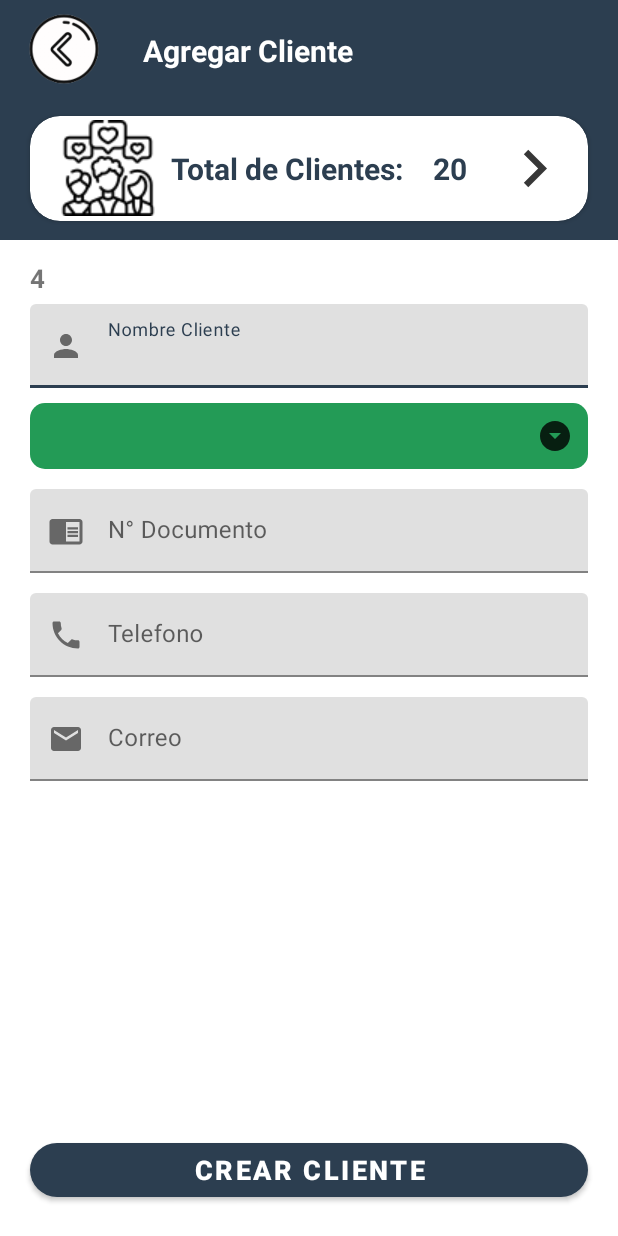
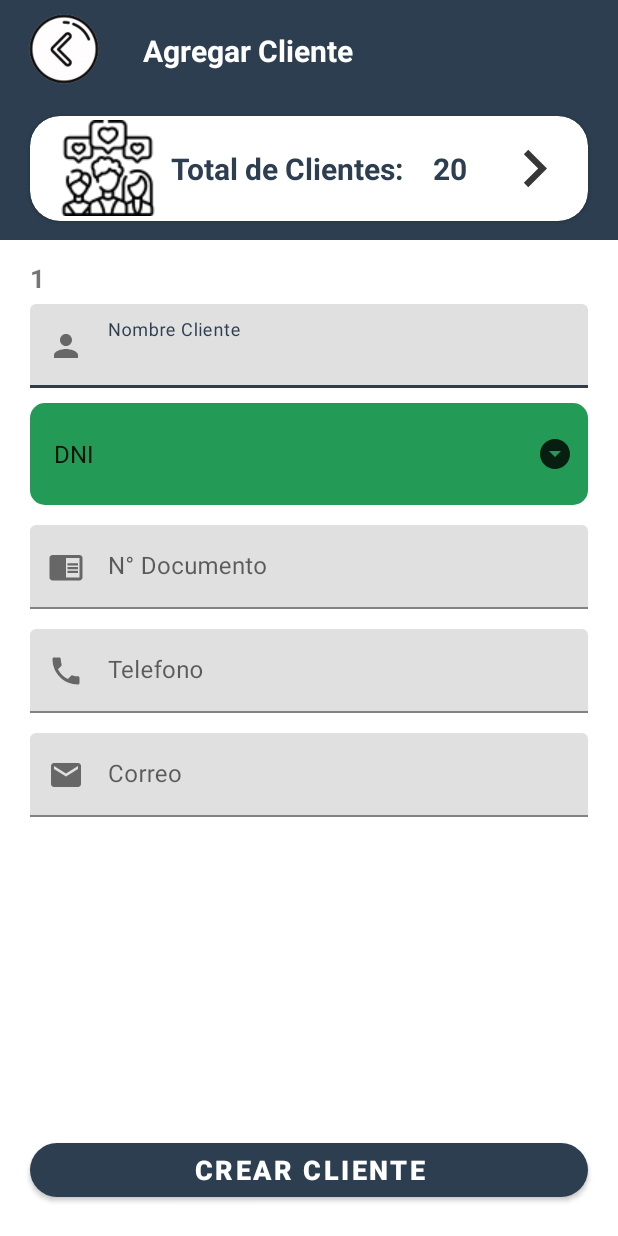
Before and after one commit to Giuhel/VentApps, an Android app: the screen it shows after launch (clientes), after a tap on "Clientes", on a phone screen of 412 x 824 dp. Run offline under Robolectric (Android 15) with nearby library versions, the phone set to English and light mode, and no system bars.

Commit message:
backend actividad clientes v1

```diff
--- a/app/src/main/java/com/venta/ventapps/Actividades/clientes.java
+++ b/app/src/main/java/com/venta/ventapps/Actividades/clientes.java
@@ -1,16 +1,55 @@
 package com.venta.ventapps.Actividades;
 import androidx.appcompat.app.AppCompatActivity;
+
+import android.content.ContentValues;
+import android.database.Cursor;
+import android.database.sqlite.SQLiteDatabase;
 import android.os.Bundle;
 import android.view.View;
+import android.widget.ArrayAdapter;
+import android.widget.Spinner;
+import android.widget.TextView;
+import android.widget.Toast;
 
+import com.google.android.material.button.MaterialButton;
+import com.google.android.material.textfield.TextInputLayout;
+import com.venta.ventapps.Entidades.conexionSQLite;
 import com.venta.ventapps.R;
+import com.venta.ventapps.utilidades.Utilidades;
 
 public class clientes extends AppCompatActivity {
+
+    TextView idcliente;
+    TextInputLayout nombre,ndocument,telefo,correo;
+    Spinner tipodocu;
+    MaterialButton crearCliente;
+
+    conexionSQLite conn;
 
     @Override
     protected void onCreate(Bundle savedInstanceState) {
         super.onCreate(savedInstanceState);
         setContentView(R.layout.activity_clientes);
+
+        idcliente=findViewById(R.id.txtidcliente);
+        nombre=findViewById(R.id.txtnombrecliente);
+        tipodocu=findViewById(R.id.spinerTipoDocClie);
+        ndocument=findViewById(R.id.txtnumdocumentoClie);
+        telefo=findViewById(R.id.txttelefonoclien);
+        correo=findViewById(R.id.txtcorreocliente);
+        crearCliente=findViewById(R.id.btnCreaCliente);
+
+        conn=new conexionSQLite(getApplicationContext(),"ventApps",null,1);
+
+        llenarSpiner();
+        IdCliente();
+
+        crearCliente.setOnClickListener(new View.OnClickListener() {
+            @Override
+            public void onClick(View view) {
+                REgistraCLientes();
+            }
+        });
     }
 
     public void onClick(View view) {
@@ -20,4 +59,50 @@ public class clientes extends AppCompatActivity {
                 break;
         }
     }
+
+    private void llenarSpiner() {
+        String[] Metodos = {"DNI", "PASA PORTE", "CARNET EXTRANJERIA", "RUC", "otros"};
+        ArrayAdapter<String> adapter = new ArrayAdapter<String>(this, android.R.layout.simple_list_item_activated_1, Metodos);
+        tipodocu.setAdapter(adapter);
+    }
+
+    private void IdCliente(){
+        SQLiteDatabase db=conn.getReadableDatabase();
+        int siguienteId;
+        try {
+            Cursor cursor =db.rawQuery("select max("+Utilidades.CAMPO_ID+") from "+Utilidades.TABLA_CLIENTE,null);
+            cursor.moveToFirst();
+            siguienteId=(cursor.getInt(0))+1;
+            idcliente.setText(siguienteId+"");
+            cursor.close();
+        } catch (Exception e) {
+            idcliente.setText("1");
+            e.printStackTrace();
+        }
+    }
+
+    private void REgistraCLientes() {
+        SQLiteDatabase db=conn.getWritableDatabase();
+        ContentValues values=new ContentValues();
+
+        values.put(Utilidades.CAMPO_ID,idcliente.getText().toString());
+        values.put(Utilidades.CAMPO_NOMBRE,nombre.getEditText().getText().toString());
+        values.put(Utilidades.CAMPO_TIPODOC,tipodocu.getSelectedItem().toString());
+        values.put(Utilidades.CAMPO_NDOC,ndocument.getEditText().getText().toString());
+        values.put(Utilidades.CAMPO_TELEFONO,telefo.getEditText().getText().toString());
+        values.put(Utilidades.CAMPO_CORREO,correo.getEditText().getText().toString());
+
+        Long idresultante=db.insert(Utilidades.TABLA_CLIENTE,Utilidades.CAMPO_ID,values);
+
+        Toast.makeText(getApplicationContext(),"ID Registro: "+idresultante,Toast.LENGTH_SHORT).show();
+        limpiacampos();
+    }
+
+    private void limpiacampos(){
+        IdCliente();
+        nombre.getEditText().setText("");
+        ndocument.getEditText().setText("");
+        telefo.getEditText().setText("");
+        correo.getEditText().setText("");
+    }
 }
--- /dev/null
+++ b/app/src/main/java/com/venta/ventapps/Entidades/conexionSQLite.java
@@ -0,0 +1,28 @@
+package com.venta.ventapps.Entidades;
+
+import android.content.Context;
+import android.database.sqlite.SQLiteDatabase;
+import android.database.sqlite.SQLiteOpenHelper;
+
+import androidx.annotation.Nullable;
+
+import com.venta.ventapps.utilidades.Utilidades;
+
+public class conexionSQLite extends SQLiteOpenHelper {
+
+    public conexionSQLite( Context context,String name,SQLiteDatabase.CursorFactory factory, int version) {
+        super(context, name, factory, version);
+    }
+
+
+    @Override
+    public void onCreate(SQLiteDatabase db) {
+        db.execSQL(Utilidades.crear_tabla_usuario);
+    }
+
+    @Override
+    public void onUpgrade(SQLiteDatabase db, int versionAntigua, int versionNueva) {
+        db.execSQL("DROP TABLE IF EXISTS bd_clientes");
+        onCreate(db);
+    }
+}
--- a/app/src/main/java/com/venta/ventapps/MainActivity.java
+++ b/app/src/main/java/com/venta/ventapps/MainActivity.java
@@ -11,6 +11,7 @@ import android.view.MenuItem;
 
 import com.google.android.material.bottomnavigation.BottomNavigationView;
 import com.venta.ventapps.Actividades.productos;
+import com.venta.ventapps.Entidades.conexionSQLite;
 import com.venta.ventapps.fragmentos.Inventario;
 import com.venta.ventapps.fragmentos.acerca_de;
 import com.venta.ventapps.fragmentos.dashboard;
@@ -27,6 +28,8 @@ public class MainActivity extends AppCompatActivity {
     protected void onCreate(Bundle savedInstanceState) {
         super.onCreate(savedInstanceState);
         setContentView(R.layout.activity_main);
+
+        conexionSQLite conn=new conexionSQLite(this,"ventApps",null,1);
 
         inicializarObjetos();
         initvalues();
--- a/app/src/main/res/layout/activity_clientes.xml
+++ b/app/src/main/res/layout/activity_clientes.xml
@@ -108,7 +108,7 @@
             android:layout_height="wrap_content"
             android:layout_marginLeft="20dp"
             android:layout_marginTop="13dp"
-            android:text="4"
+            android:text="1"
             android:textSize="17sp"
             android:textStyle="bold"
             app:layout_constraintStart_toStartOf="parent"
```
Also changed, not shown: app/src/main/java/com/venta/ventapps/Entidades/Clientes.java (added, +70 -0 lines), app/src/main/java/com/venta/ventapps/utilidades/Utilidades.java (added, +14 -0 lines).
